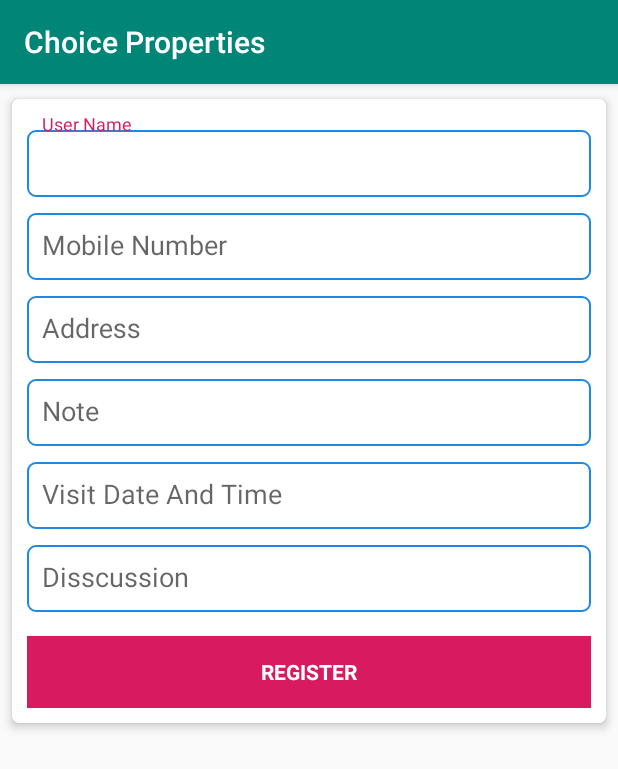
After one commit to aartisoft/ChoicePropertiesSales, an Android app: the fragment Fragment_Add_Customers shown on its own in the app's theme, on a phone screen of 412 x 824 dp. The commit adds this screen. Shown: the top 769 px of the screen. Run offline under Robolectric (Android 15) with nearby library versions, the phone set to English and light mode, and no system bars; our stand-ins replace Firebase (no records; nobody signed in at launch, a user with empty details on screens opened directly).

Commit message:
Updated on 23.01.2020 at 2.07

```diff
--- /dev/null
+++ b/app/src/main/java/com/example/choiceproperties/Views/Fragments/Fragment_Add_Customers.java
@@ -0,0 +1,101 @@
+package com.example.choiceproperties.Views.Fragments;
+
+import android.content.Context;
+import android.net.ConnectivityManager;
+import android.net.NetworkInfo;
+import android.os.Bundle;
+import android.view.LayoutInflater;
+import android.view.View;
+import android.view.ViewGroup;
+import android.widget.Button;
+import android.widget.CheckBox;
+import android.widget.EditText;
+import android.widget.Spinner;
+
+import androidx.annotation.Nullable;
+import androidx.fragment.app.Fragment;
+
+import com.example.choiceproperties.R;
+import com.example.choiceproperties.Views.dialog.ProgressDialogClass;
+import com.example.choiceproperties.repository.LeedRepository;
+import com.example.choiceproperties.repository.UserRepository;
+import com.example.choiceproperties.repository.impl.LeedRepositoryImpl;
+import com.example.choiceproperties.repository.impl.UserRepositoryImpl;
+
+public class Fragment_Add_Customers extends Fragment implements View.OnClickListener {
+
+    EditText inputName, inputMobile, inputpassword, inputAddress, inputPincode;
+    Button btnAdd ;
+
+
+
+    ProgressDialogClass progressDialogClass;
+
+    UserRepository userRepository;
+    LeedRepository leedRepository;
+
+    @Override
+    public void onCreate(@Nullable Bundle savedInstanceState) {
+        super.onCreate(savedInstanceState);
+    }
+
+    @Nullable
+    @Override
+    public View onCreateView(LayoutInflater inflater, @Nullable ViewGroup container, @Nullable Bundle savedInstanceState) {
+        View view = inflater.inflate(R.layout.layout_add_customers, container, false);
+
+        userRepository = new UserRepositoryImpl(getActivity());
+        leedRepository = new LeedRepositoryImpl();
+        progressDialogClass = new ProgressDialogClass(getActivity());
+
+
+
+
+
+
+
+        return view;
+
+    }
+
+    @Override
+    public void onClick(View v) {
+
+        try {
+
+//            if (v == rateCard) {
+//                pickImage();
+//            }
+
+        } catch (Exception e) {
+        }
+
+    }
+
+
+
+
+
+//    private User fillUserModel() {
+//        User user = new User();
+//        user.setName(Susername);
+//        user.setNumber(Smobilr);
+//        user.setAddress(Saddress);
+//        user.setPincode(Spincode);
+//        user.setPassword(Spassword);
+//        user.setRole(Srole);
+//        user.setImageList(imageList1);
+//        user.setStatus(Constant.USER_STATUS_ACTIVE);
+//        user.setUserid(Utility.generateAgentId(AGENT_PREFIX));
+//        user.setGeneratedId(Constant.SRVICE_PROVIDER_TABLE_REF.push().getKey());
+//
+//        return user;
+//    }
+
+    private boolean isNetworkAvailable() {
+        ConnectivityManager connectivityManager
+                = (ConnectivityManager) getActivity().getSystemService(Context.CONNECTIVITY_SERVICE);
+        NetworkInfo activeNetworkInfo = connectivityManager.getActiveNetworkInfo();
+        return activeNetworkInfo != null && activeNetworkInfo.isConnected();
+    }
+}
--- /dev/null
+++ b/app/src/main/res/drawable/edittextanimation.xml
@@ -0,0 +1,11 @@
+<?xml version="1.0" encoding="utf-8"?>
+<shape xmlns:android="http://schemas.android.com/apk/res/android"
+    android:shape="rectangle"
+    android:thickness="0dp" >
+
+    <stroke
+        android:width="1dp"
+        android:color="@color/hederbackground" />
+    <corners android:radius="5dp" />
+
+</shape>
--- /dev/null
+++ b/app/src/main/res/layout/layout_add_customers.xml
@@ -0,0 +1,186 @@
+<?xml version="1.0" encoding="utf-8"?>
+<LinearLayout xmlns:android="http://schemas.android.com/apk/res/android"
+    xmlns:app="http://schemas.android.com/apk/res-auto"
+    xmlns:tools="http://schemas.android.com/tools"
+    android:layout_width="match_parent"
+    android:layout_height="match_parent"
+    android:fitsSystemWindows="true"
+    android:orientation="vertical">
+
+    <ScrollView
+        android:layout_width="match_parent"
+        android:layout_height="wrap_content">
+
+        <LinearLayout
+            android:layout_width="match_parent"
+            android:layout_height="wrap_content"
+            android:orientation="vertical">
+
+            <androidx.cardview.widget.CardView xmlns:android="http://schemas.android.com/apk/res/android"
+                xmlns:card_view="http://schemas.android.com/apk/res-auto"
+                android:id="@+id/cardViewaddserviceProvider"
+                android:layout_width="match_parent"
+                android:layout_height="wrap_content"
+                android:layout_margin="2dp"
+                card_view:cardBackgroundColor="@color/card_color"
+                card_view:cardCornerRadius="5dp"
+                card_view:cardElevation="4dp"
+                card_view:cardUseCompatPadding="true">
+
+                <LinearLayout
+                    android:layout_width="match_parent"
+                    android:layout_height="wrap_content"
+                    android:background="@color/white"
+                    android:orientation="vertical"
+                    android:padding="@dimen/activity_horizontal_margin">
+
+
+                    <com.google.android.material.textfield.TextInputLayout
+                        android:layout_width="match_parent"
+                        android:layout_height="wrap_content">
+
+                        <com.google.android.material.textfield.TextInputEditText
+                            android:id="@+id/username"
+                            android:layout_width="match_parent"
+                            android:layout_height="wrap_content"
+                            android:background="@drawable/edittextanimation"
+                            android:focusableInTouchMode="true"
+                            android:hint="User Name"
+                            android:imeOptions="actionUnspecified"
+                            android:maxLines="1"
+                            android:padding="10.0dip"
+                            android:singleLine="true"
+                            android:textColor="@color/input_register_bg" />
+
+                    </com.google.android.material.textfield.TextInputLayout>
+
+
+                    <com.google.android.material.textfield.TextInputLayout
+                        android:layout_width="match_parent"
+                        android:layout_height="wrap_content">
+
+                        <com.google.android.material.textfield.TextInputEditText
+                            android:id="@+id/mobilenumber"
+                            android:layout_width="match_parent"
+                            android:layout_height="wrap_content"
+                            android:background="@drawable/edittextanimation"
+                            android:hint="@string/hint_mobile"
+                            android:inputType="number"
+                            android:maxLength="10"
+                            android:maxLines="1"
+                            android:padding="10.0dip"
+                            android:singleLine="true"
+                            android:textColor="@color/input_register_bg" />
+
+                    </com.google.android.material.textfield.TextInputLayout>
+
+                    <com.google.android.material.textfield.TextInputLayout
+                        android:layout_width="match_parent"
+                        android:layout_height="wrap_content">
+
+                        <com.google.android.material.textfield.TextInputEditText
+                            android:id="@+id/address"
+                            android:layout_width="match_parent"
+                            android:layout_height="wrap_content"
+                            android:background="@drawable/edittextanimation"
+                            android:hint="Address"
+                            android:maxLines="1"
+                            android:padding="10.0dip"
+                            android:singleLine="true"
+                            android:textColor="@color/input_register_bg" />
+
+                    </com.google.android.material.textfield.TextInputLayout>
+
+                    <com.google.android.material.textfield.TextInputLayout
+                        android:layout_width="match_parent"
+                        android:layout_height="wrap_content">
+
+                        <com.google.android.material.textfield.TextInputEditText
+                            android:id="@+id/note"
+                            android:layout_width="match_parent"
+                            android:layout_height="wrap_content"
+                            android:background="@drawable/edittextanimation"
+                            android:hint="Note"
+                            android:inputType="textMultiLine"
+                            android:maxLength="6"
+                            android:maxLines="1"
+                            android:padding="10.0dip"
+                            android:singleLine="true"
+                            android:textColor="@color/input_register_bg" />
+
+                    </com.google.android.material.textfield.TextInputLayout>
+
+                    <com.google.android.material.textfield.TextInputLayout
+                        android:layout_width="match_parent"
+                        android:layout_height="wrap_content">
+
+                        <com.google.android.material.textfield.TextInputEditText
+                            android:id="@+id/date_time"
+                            android:layout_width="match_parent"
+                            android:layout_height="wrap_content"
+                            android:background="@drawable/edittextanimation"
+                            android:hint="Visit Date And Time"
+                            android:inputType="datetime"
+                            android:focusable="false"
+                            android:maxLength="6"
+                            android:maxLines="1"
+                            android:padding="10.0dip"
+                            android:singleLine="true"
+                            android:textColor="@color/input_register_bg" />
+
+                    </com.google.android.material.textfield.TextInputLayout>
+
+                    <com.google.android.material.textfield.TextInputLayout
+                        android:layout_width="match_parent"
+                        android:layout_height="wrap_content">
+
+                        <com.google.android.material.textfield.TextInputEditText
+                            android:id="@+id/discussion"
+                            android:layout_width="match_parent"
+                            android:layout_height="wrap_content"
+                            android:background="@drawable/edittextanimation"
+                            android:focusableInTouchMode="true"
+                            android:hint="@string/hint_discu"
+                            android:imeOptions="actionUnspecified"
+                            android:inputType="textMultiLine"
+                            android:maxLines="1"
+                            android:padding="10.0dip"
+                            android:singleLine="true"
+                            android:textColor="@color/input_register_bg" />
+
+                    </com.google.android.material.textfield.TextInputLayout>
+
+                    <Button
+                        android:id="@+id/add_button"
+                        style="?android:textAppearanceSmall"
+                        android:layout_width="match_parent"
+                        android:layout_height="wrap_content"
+                        android:layout_marginTop="16dp"
+                        android:background="@color/colorAccent"
+                        android:text="@string/action_sign_in_short"
+                        android:textColor="@android:color/white"
+                        android:textStyle="bold" />
+
+
+                </LinearLayout>
+
+            </androidx.cardview.widget.CardView>
+
+            <ProgressBar
+                android:id="@+id/progressBar"
+                android:layout_width="30dp"
+                android:layout_height="30dp"
+                android:layout_gravity="center|bottom"
+                android:layout_marginBottom="20dp"
+                android:visibility="gone" />
+
+
+
+
+
+
+        </LinearLayout>
+
+    </ScrollView>
+
+</LinearLayout>
--- a/app/src/main/res/values/colors.xml
+++ b/app/src/main/res/values/colors.xml
@@ -14,4 +14,5 @@
     <color name="card_gray">#3b3b3b</color>
     <color name="card_red">#da5956</color>
     <color name="card_color">#f6f6f6</color>
+    <color name="input_register_bg">#3b4148</color>
 </resources>
--- /dev/null
+++ b/app/src/main/res/values/dimens.xml
@@ -0,0 +1,24 @@
+<resources>
+    <!-- Default screen margins, per the Android Design guidelines. -->
+    <dimen name="activity_horizontal_margin">10dp</dimen>
+    <dimen name="activity_vertical_margin">10dp</dimen>
+    <dimen name="nav_header_vertical_spacing">8dp</dimen>
+    <dimen name="nav_header_height">150dp</dimen>
+    <dimen name="fab_margin">16dp</dimen>
+
+
+    <dimen name="item_offset">10dp</dimen>
+    <dimen name="detail_backdrop_height">250dp</dimen>
+    <dimen name="backdrop_title">30dp</dimen>
+    <dimen name="backdrop_subtitle">18dp</dimen>
+    <dimen name="card_margin">5dp</dimen>
+    <dimen name="card_album_radius">0dp</dimen>
+    <dimen name="album_cover_height">160dp</dimen>
+    <dimen name="album_title_padding">10dp</dimen>
+    <dimen name="album_title">15dp</dimen>
+    <dimen name="songs_count_padding_bottom">5dp</dimen>
+    <dimen name="songs_count">12dp</dimen>
+    <dimen name="ic_album_overflow_width">20dp</dimen>
+    <dimen name="ic_album_overflow_height">30dp</dimen>
+    <dimen name="ic_album_overflow_margin_top">10dp</dimen>
+</resources>
--- a/app/src/main/res/values/strings.xml
+++ b/app/src/main/res/values/strings.xml
@@ -30,5 +30,9 @@
     <string name="data_updation_fails_message">Data updation failed, please try again.</string>
     <string name="login_fail_try_again">Login fail, please try again with correct login details.</string>
     <string name="server_error">Faild to fetch data, please try again.</string>
+    <string name="action_sign_in_short">Register</string>
+    <string name="hint_mobile">Mobile Number</string>
+    <string name="hint_password">Password</string>
+    <string name="hint_discu">Disscussion</string>
 
 </resources>
```
